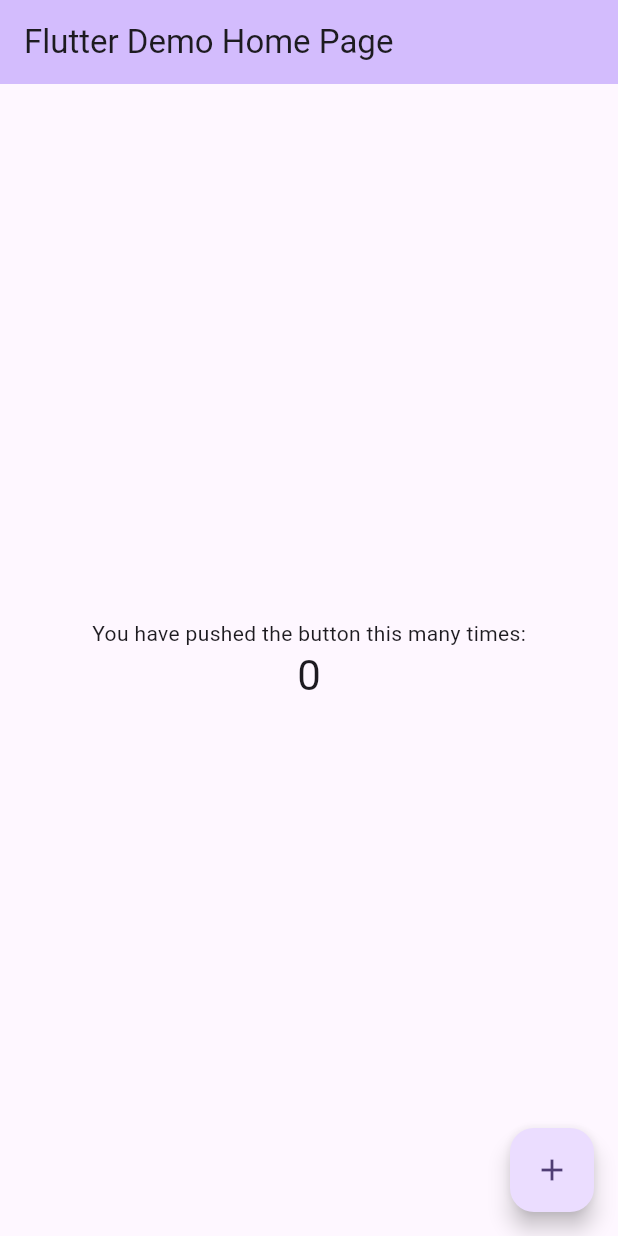
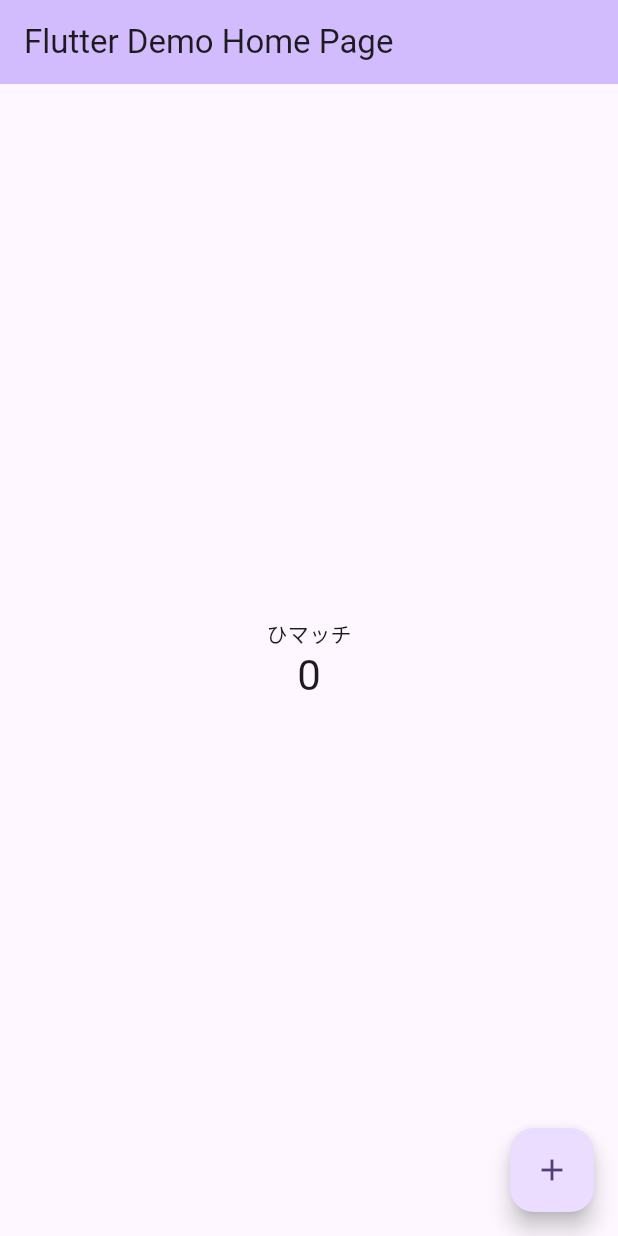
Before and after one commit to enpit2024/flutter_test, a Flutter app: the screen it shows after launch, on a phone screen of 412 x 824 dp. Run offline on Flutter 3.47's test engine with Material 3 defaults, Android fonts, the phone set to English and light mode, and no system bars.

Commit message:
サービス名を表示しました

```diff
--- a/my_web_app/lib/main.dart
+++ b/my_web_app/lib/main.dart
@@ -106,7 +106,7 @@ class _MyHomePageState extends State<MyHomePage> {
           mainAxisAlignment: MainAxisAlignment.center,
           children: <Widget>[
             const Text(
-              'You have pushed the button this many times:',
+              'ひマッチ',
             ),
             Text(
               '$_counter',
```
